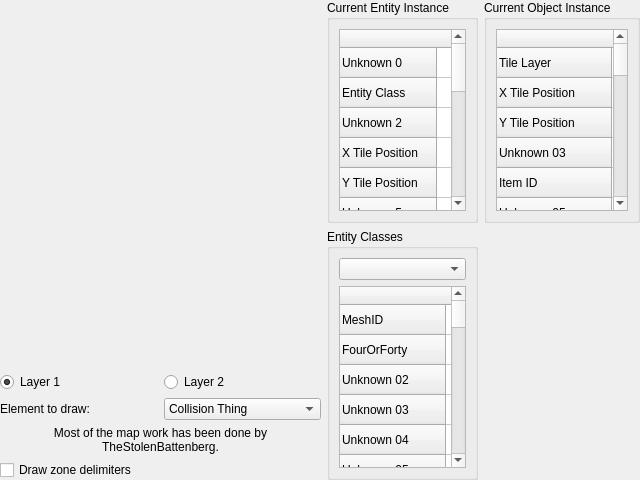
Old version of the form Tools/KFModTool/mapeditwidget.ui in the repository IvanDSM/KingsFieldRE.
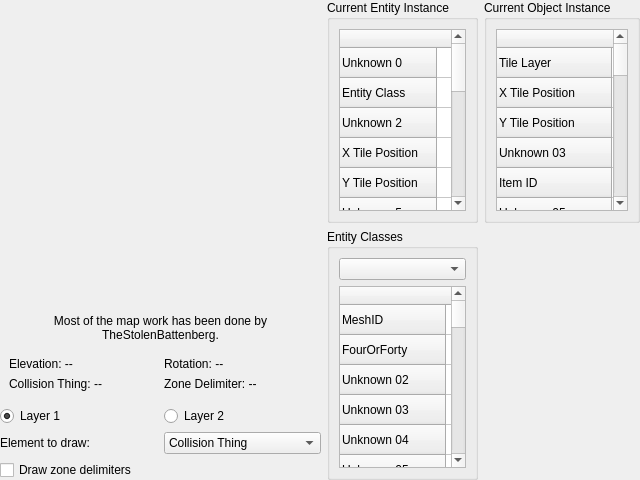
New version of the form. Icons and pictures are not drawn. Custom widgets are drawn as their Qt base class.

Commit message: KFModTool: Implement tile info display.

The edit to the form file:
```diff
--- a/Tools/KFModTool/mapeditwidget.ui
+++ b/Tools/KFModTool/mapeditwidget.ui
@@ -85,6 +85,59 @@
         </property>
        </widget>
       </item>
+      <item>
+       <widget class="QLabel" name="entityCDWarning">
+        <property name="text">
+         <string>Most of the map work has been done by TheStolenBattenberg.</string>
+        </property>
+        <property name="alignment">
+         <set>Qt::AlignCenter</set>
+        </property>
+        <property name="wordWrap">
+         <bool>true</bool>
+        </property>
+       </widget>
+      </item>
+      <item>
+       <widget class="QFrame" name="tileInfoFrame">
+        <property name="frameShape">
+         <enum>QFrame::NoFrame</enum>
+        </property>
+        <property name="frameShadow">
+         <enum>QFrame::Plain</enum>
+        </property>
+        <layout class="QGridLayout" name="gridLayout_3">
+         <item row="0" column="0">
+          <widget class="QLabel" name="elevLabel">
+           <property name="text">
+            <string>Elevation: --</string>
+           </property>
+          </widget>
+         </item>
+         <item row="0" column="1">
+          <widget class="QLabel" name="rotLabel">
+           <property name="text">
+            <string>Rotation: --</string>
+           </property>
+          </widget>
+         </item>
+         <item row="1" column="0">
+          <widget class="QLabel" name="colThingLabel">
+           <property name="text">
+            <string>Collision Thing: --</string>
+           </property>
+          </widget>
+         </item>
+         <item row="1" column="1">
+          <widget class="QLabel" name="zoneDelimLabel">
+           <property name="text">
+            <string>Zone Delimiter: --</string>
+           </property>
+          </widget>
+         </item>
+        </layout>
+       </widget>
+      </item>
       <item>
        <widget class="QFrame" name="layerFrame">
         <property name="sizePolicy">
@@ -177,19 +230,6 @@
         </layout>
        </widget>
       </item>
-      <item>
-       <widget class="QLabel" name="entityCDWarning">
-        <property name="text">
-         <string>Most of the map work has been done by TheStolenBattenberg.</string>
-        </property>
-        <property name="alignment">
-         <set>Qt::AlignCenter</set>
-        </property>
-        <property name="wordWrap">
-         <bool>true</bool>
-        </property>
-       </widget>
-      </item>
       <item>
        <widget class="QCheckBox" name="zoneDelimCheck">
         <property name="text">
```
The commit also changes 5 other files.
